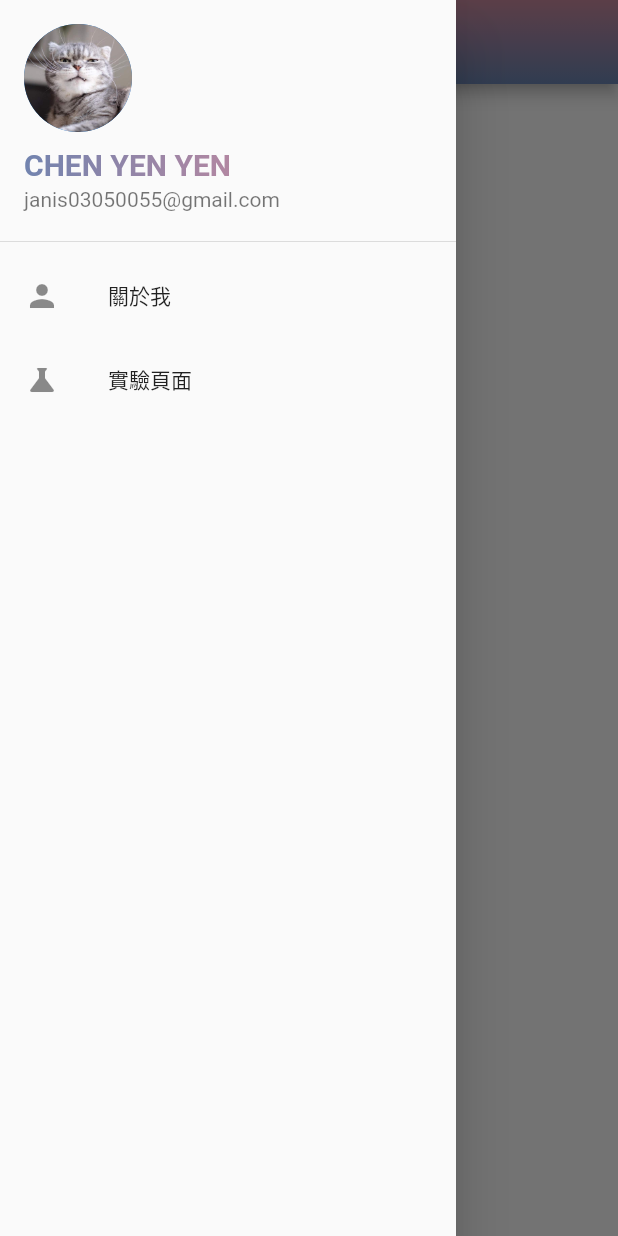
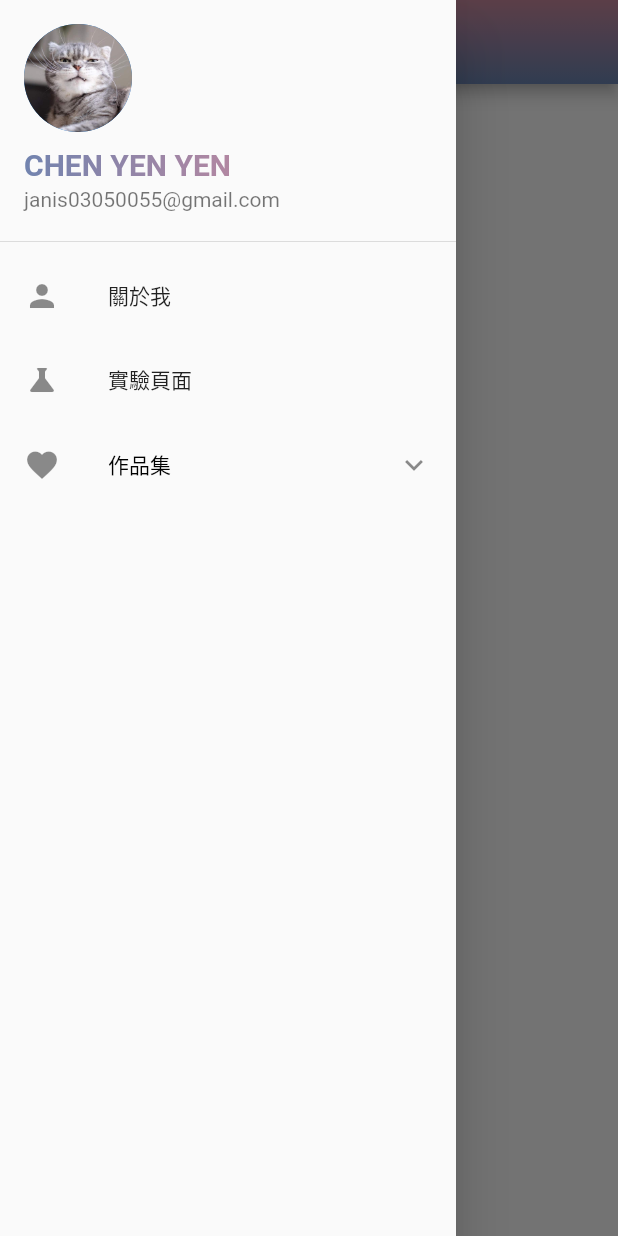
Before and after one commit to yenyen0318/flutter_intro, a Flutter app: the MyHomePage screen opened directly, with the side drawer open, on a phone screen of 412 x 824 dp. Run offline on Flutter 3.47's test engine with Material 2 defaults, Android fonts, the phone set to English and light mode, and no system bars; missing offline and left inert: flutter_arc_text; statements that could not run were skipped.

Commit message:
add ExpansionTile in drawer

```diff
--- a/lib/main.dart
+++ b/lib/main.dart
@@ -14,9 +14,6 @@ class MyApp extends StatelessWidget {
   Widget build(BuildContext context) {
     return MaterialApp(
       title: 'Flutter Demo',
-      theme: ThemeData(
-        primarySwatch: Colors.blue,
-      ),
       home: LoginPage(),
     );
   }
@@ -64,7 +61,7 @@ class MyHomePage extends StatelessWidget {
               onTap: () {
                 Navigator.push(
                   context,
-                  MaterialPageRoute(builder: (context) => AboutPage()),
+                  MaterialPageRoute(builder: (context) => const AboutPage()),
                 );
               }
             ),
@@ -78,6 +75,48 @@ class MyHomePage extends StatelessWidget {
                 );
               }
             ),
+            ExpansionTile(
+              title: const Text('作品集'),
+              leading: const Icon(Icons.favorite,),
+              backgroundColor: const Color.fromARGB(246, 234, 232, 232),
+              textColor: Colors.black,
+              iconColor: Colors.black45,
+              collapsedBackgroundColor: Colors.transparent,
+              collapsedTextColor: Colors.black,
+              collapsedIconColor: Colors.black45,
+              children: <Widget>[
+                ListTile(
+                  leading: const Icon(Icons.science, color: Colors.transparent,),
+                  title: const Text('待辦事項'),
+                  onTap: () {
+                    Navigator.push(
+                      context,
+                      MaterialPageRoute(builder: (context) => LoginPage()),
+                    );
+                  }
+                ),
+                ListTile(
+                 leading: const Icon(Icons.science, color: Colors.transparent,),
+                  title: const Text('文字辨識'),
+                  onTap: () {
+                    Navigator.push(
+                      context,
+                      MaterialPageRoute(builder: (context) => LoginPage()),
+                    );
+                  }
+                ),
+                ListTile(
+                 leading: const Icon(Icons.science, color: Colors.transparent,),
+                  title: const Text('取得當前座標'),
+                  onTap: () {
+                    Navigator.push(
+                      context,
+                      MaterialPageRoute(builder: (context) => LoginPage()),
+                    );
+                  }
+                ),
+              ]
+            )
           ],
         ),
       ),
--- a/lib/widgets/custom_gradient_item.dart
+++ b/lib/widgets/custom_gradient_item.dart
@@ -116,7 +116,7 @@ class GradientChip extends StatelessWidget {
           ),
           child: Padding(
             padding: const EdgeInsets.all(7),
-            child: Text(text, style: TextStyle(color: Colors.white),),
+            child: Text(text, style: const TextStyle(color: Colors.white),),
           )
       );
   }
```
Also changed, not shown: 1 other file.
